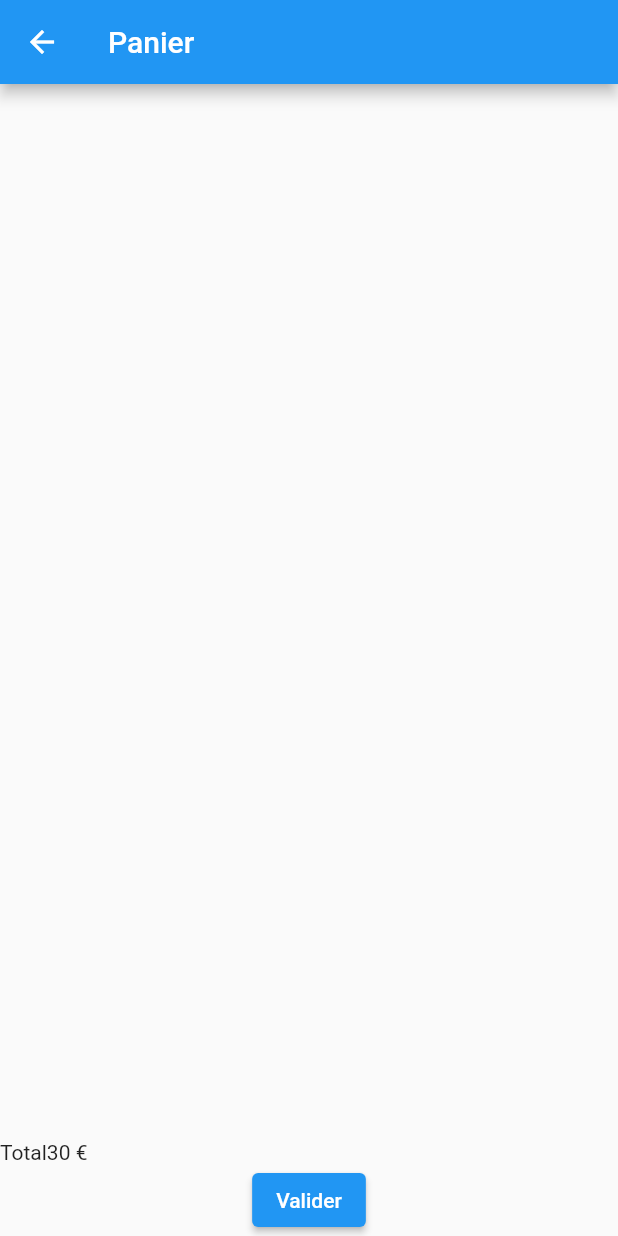
After one commit to Caprice943/pizzeria-flutter, a Flutter app: the screen it shows after launch, after a tap on the "shopping cart" icon, on a phone screen of 412 x 824 dp. The commit adds this screen. Run offline on Flutter 3.47's test engine with Material 2 defaults, Android fonts, the phone set to English and light mode, and no system bars.

Commit message:
fin tp4 avec design panier inachevé

```diff
--- /dev/null
+++ b/lib/models/cart.dart
@@ -0,0 +1,45 @@
+import 'package:pizzeria/models/pizza.dart';
+
+class CartItem {
+  final Pizza pizza;
+  int quantity;
+
+  CartItem(this.pizza, [this.quantity = 1]);
+
+}
+
+class Cart {
+  List<CartItem> _items = [];
+
+  int totalItems() { return _items.length; }
+  CartItem getCartItem(int index) {
+    return _items[index];
+  }
+
+  void addProduct(Pizza pizza){
+    //Recherche du produit
+    int index = findCartItemIndex(pizza.id);
+    if(index == -1){
+      //Ajout
+      _items.add(CartItem(pizza));
+    } else {
+      //Incrémente la quantité
+      CartItem item = _items[index];
+      item.quantity++;
+    }
+  }
+
+  void removeProduct(Pizza pizza){
+    //Recherche du produit
+    int index = findCartItemIndex(pizza.id);
+    if(index != -1) {
+      //Suppression
+      _items.removeAt(index);
+    }
+  }
+
+  int findCartItemIndex(int id){
+    return _items.indexWhere((element) => element.pizza.id == id);
+  }
+
+}
--- /dev/null
+++ b/lib/ui/panier.dart
@@ -0,0 +1,68 @@
+import 'package:flutter/cupertino.dart';
+import 'package:flutter/material.dart';
+import 'package:pizzeria/models/cart.dart';
+
+
+class Panier extends StatefulWidget {
+  final Cart _cart;
+
+  const Panier(this._cart,  {Key? key}) : super(key: key);
+
+  @override
+  _PanierState createState() => _PanierState();
+}
+
+class _PanierState extends State<Panier> {
+  @override
+  Widget build(BuildContext context) {
+    return Scaffold(
+      appBar: AppBar(
+        title: Text('Panier'),
+      ),
+      body: Column(
+        children: [
+          Expanded(
+              child: ListView.builder(
+                padding: const EdgeInsets.all(8.0),
+                itemCount: widget._cart.totalItems(),
+                itemBuilder: (context, index) {
+                  return _buildItem(widget._cart.getCartItem(index));
+                },
+              ),
+          ),
+
+          Row(
+            children: [
+              Text('Total'),
+              Text('30 €'),
+            ],
+          ),
+          Container(
+            child: ElevatedButton(
+              child:  Text('Valider'),
+              onPressed: () {
+                print('Valider');
+              },
+            )
+          )
+        ],
+      ),
+
+    );
+  }
+}
+
+Widget _buildItem(CartItem cartItem){
+  return Row(
+    children: [
+      Text('Image'),
+      Column(
+        children: [
+          Text(cartItem.pizza.title),
+          Text('Prix'),
+          Text('Sous-total'),
+        ],
+      )
+    ]
+  );
+}
--- /dev/null
+++ b/lib/ui/share/appbar_widget.dart
@@ -0,0 +1,35 @@
+import 'package:flutter/cupertino.dart';
+import 'package:flutter/material.dart';
+import 'package:pizzeria/models/cart.dart';
+
+import '../panier.dart';
+
+class AppBarWidget extends StatelessWidget implements PreferredSizeWidget {
+  final String title;
+  final Cart _cart;
+
+  @override
+  //TODO: implement preferredSize
+  Size get preferredSize => Size.fromHeight(kToolbarHeight);
+
+  const AppBarWidget(this.title, this._cart, {Key? key}) : super(key: key);
+
+  @override
+  Widget build(BuildContext context) {
+    return AppBar(
+      title: Text(title),
+      actions: [
+        IconButton(
+            onPressed: () {
+              Navigator.push(
+                  context,
+                  MaterialPageRoute(
+                      builder: (context) => Panier(_cart),
+                  ));
+            },
+            icon: Icon(Icons.shopping_cart),
+        )
+      ],
+    );
+  }
+}
```
Also changed, not shown: lib/main.dart (+9 -5 lines), lib/ui/pizza_details.dart (+6 -29 lines), lib/ui/pizza_list.dart (+10 -30 lines), lib/ui/share/buy_button_widget.dart (+6 -1 lines).
